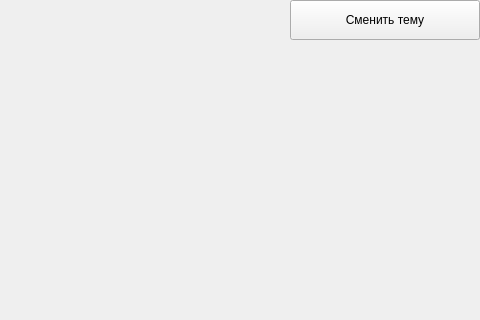
First picture: the form in QtUI/ui/MainWindow.ui, repository MrToxic-png/yamaps, before the edit; both pictures show x 320 to 800 and y 0 to 320 of the 800 by 500 pixel window.
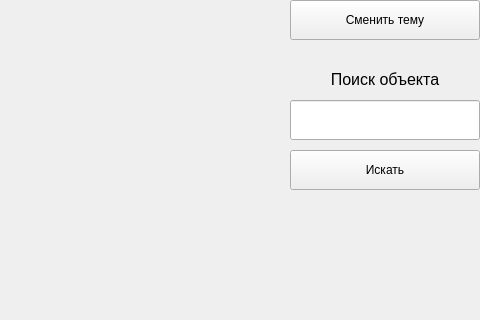
Second picture: the form after the edit.

Diff of the .ui file:
```diff
--- a/QtUI/ui/MainWindow.ui
+++ b/QtUI/ui/MainWindow.ui
@@ -40,6 +40,42 @@
      <string>Сменить тему</string>
     </property>
    </widget>
+   <widget class="QLabel" name="searchTextLabel">
+    <property name="geometry">
+     <rect>
+      <x>610</x>
+      <y>60</y>
+      <width>190</width>
+      <height>40</height>
+     </rect>
+    </property>
+    <property name="text">
+     <string>&lt;html&gt;&lt;head/&gt;&lt;body&gt;&lt;p align=&quot;center&quot;&gt;&lt;span style=&quot; font-size:12pt;&quot;&gt;Поиск объекта&lt;/span&gt;&lt;/p&gt;&lt;/body&gt;&lt;/html&gt;</string>
+    </property>
+   </widget>
+   <widget class="QLineEdit" name="searchObjectLineEdit">
+    <property name="geometry">
+     <rect>
+      <x>610</x>
+      <y>100</y>
+      <width>190</width>
+      <height>40</height>
+     </rect>
+    </property>
+   </widget>
+   <widget class="QPushButton" name="searchObjectButton">
+    <property name="geometry">
+     <rect>
+      <x>610</x>
+      <y>150</y>
+      <width>190</width>
+      <height>40</height>
+     </rect>
+    </property>
+    <property name="text">
+     <string>Искать</string>
+    </property>
+   </widget>
   </widget>
   <widget class="QMenuBar" name="menubar">
    <property name="geometry">
```
